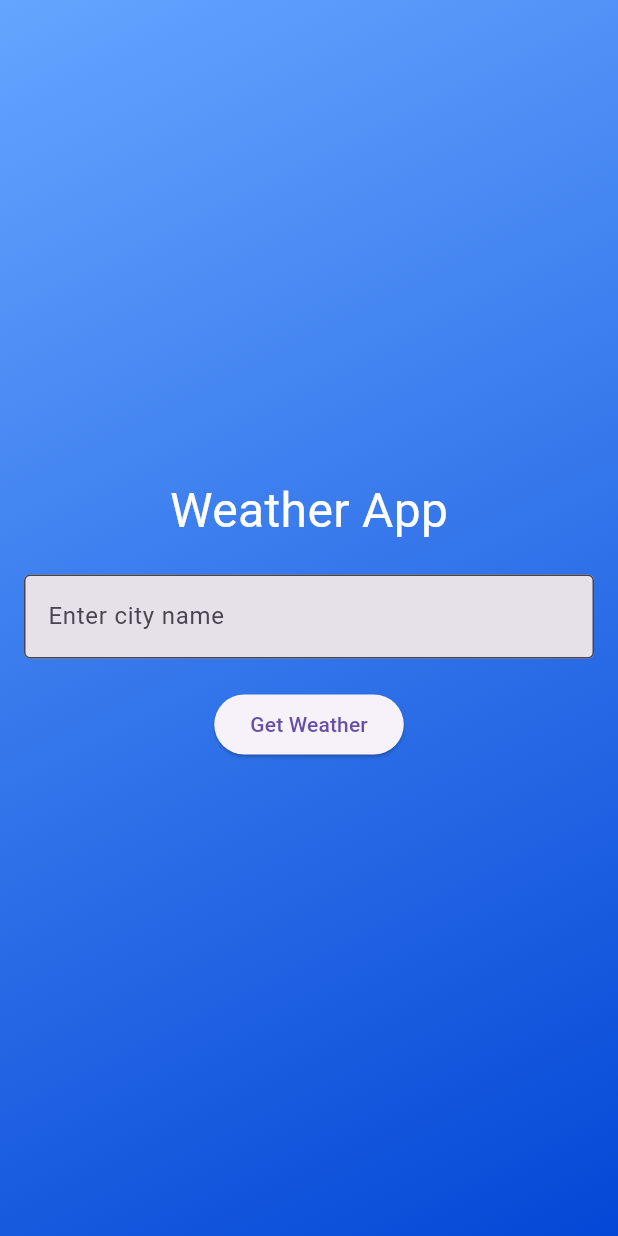
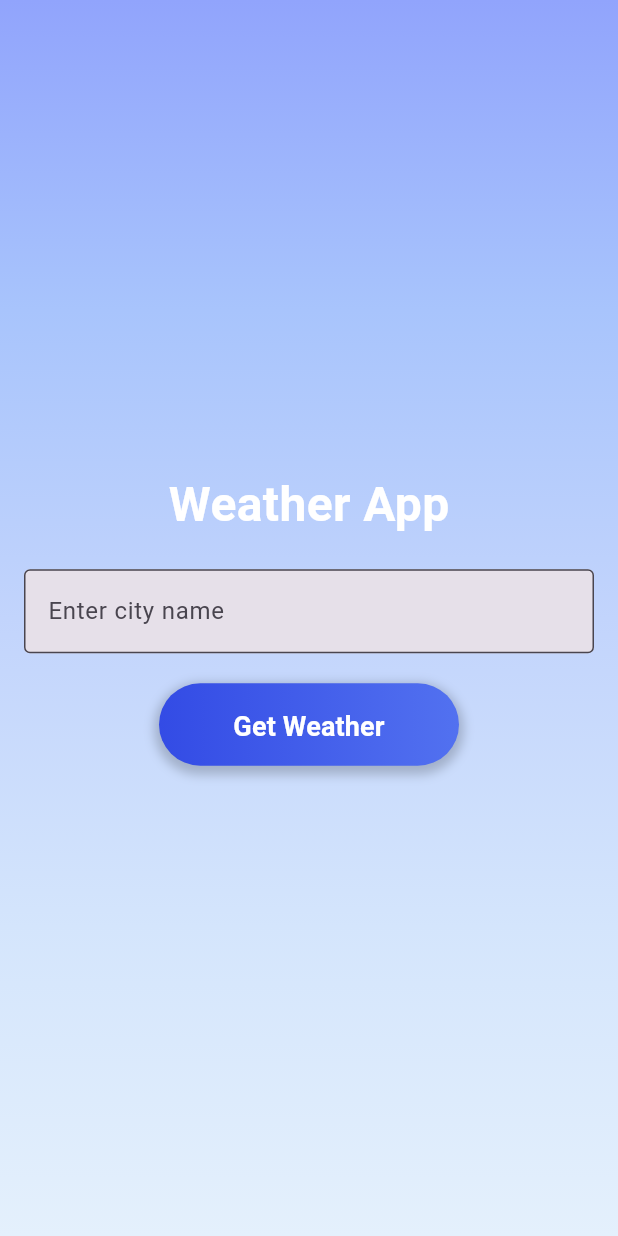
Before and after one commit to Rafael2408/weather-app-flutter-entry-level, a Flutter app: the screen it shows after launch, on a phone screen of 412 x 824 dp. Run offline on Flutter 3.47's test engine with Material 3 defaults, Android fonts, the phone set to English and light mode, and no system bars.

Commit message:
changing for be similar to another app

```diff
--- a/lib/screens/main_screen.dart
+++ b/lib/screens/main_screen.dart
@@ -22,6 +22,7 @@ class _MainScreenState extends State<MainScreen> {
     }
   }
 
+
 @override
   Widget build(BuildContext context) {
     return Scaffold(
@@ -34,7 +35,10 @@ class _MainScreenState extends State<MainScreen> {
             children: [
               const Text(
                 'Weather App',
-                  style: TextStyle(fontSize: 32, color: Colors.white),
+                style: TextStyle(
+                    fontSize: 32,
+                    color: Colors.white,
+                    fontWeight: FontWeight.bold),
               ),
               const SizedBox(height: 20),
               TextField(
@@ -46,15 +50,58 @@ class _MainScreenState extends State<MainScreen> {
                 ),
               ),
               const SizedBox(height: 20),
-                ElevatedButton(
-                  onPressed: () => _submitCity(context),
-                  child: const Text('Get Weather'),
+              Stack(
+                children: [
+                  Container(
+                    width: 200,
+                    height: 55, // Ajusta la altura según sea necesario
+                    decoration: BoxDecoration(
+                      gradient: const LinearGradient(
+                        colors: [Color(0xFF334be5), Color(0xFF5271f0)],
+                        begin: Alignment.centerLeft,
+                        end: Alignment.centerRight,
+                      ),
+                      borderRadius: BorderRadius.circular(30),
+                      boxShadow: [
+                        BoxShadow(
+                          color: Colors.black.withOpacity(0.2),
+                          spreadRadius: 3,
+                          blurRadius: 5,
+                          offset: Offset(0, 3),
                         ),
                       ],
                     ),
                   ),
+                  Positioned.fill(
+                    child: ElevatedButton(
+                      style: ElevatedButton.styleFrom(
+                        backgroundColor: Colors
+                            .transparent, // Hacer el fondo del botón transparente
+                        foregroundColor: Colors.white, // Color del texto
+                        shadowColor:
+                            Colors.transparent, // Eliminar la sombra del botón
+                        padding: const EdgeInsets.symmetric(
+                            horizontal: 32, vertical: 16),
+                        shape: RoundedRectangleBorder(
+                          borderRadius: BorderRadius.circular(30),
                         ),
+                      ),
+                      onPressed: () => _submitCity(context),
+                      child: const Text(
+                        'Get Weather',
+                        style: TextStyle(
+                            fontSize: 18, fontWeight: FontWeight.bold),
+                      ),
+                    ),
+                  ),
+                ],
+              )
 
+            ],
+          ),
+        ),
+      ),
     );
   }
+
 }
--- a/lib/widgets/background_container.dart
+++ b/lib/widgets/background_container.dart
@@ -11,11 +11,14 @@ class BackgroundContainer extends StatelessWidget {
       decoration: const BoxDecoration(
         gradient: LinearGradient(
           colors: [
-            Color.fromARGB(255, 100, 165, 255),
-            Color.fromARGB(255, 4, 71, 214)
+            Color(0xFF91A4FC),
+            Color(0xFFA8C4FC),
+            Color(0xFFC2D4FC),
+            Color(0xFFD4E5FC),
+            Color(0xFFE4F0FC),
           ],
-          begin: Alignment.topLeft,
-          end: Alignment.bottomRight,
+          begin: Alignment.topCenter,
+          end: Alignment.bottomCenter,
         ),
       ),
       child: child,
```
Also changed, not shown: lib/widgets/weather_widget.dart (+65 -14 lines). Lines whose indentation alone changed are shown as unchanged.
